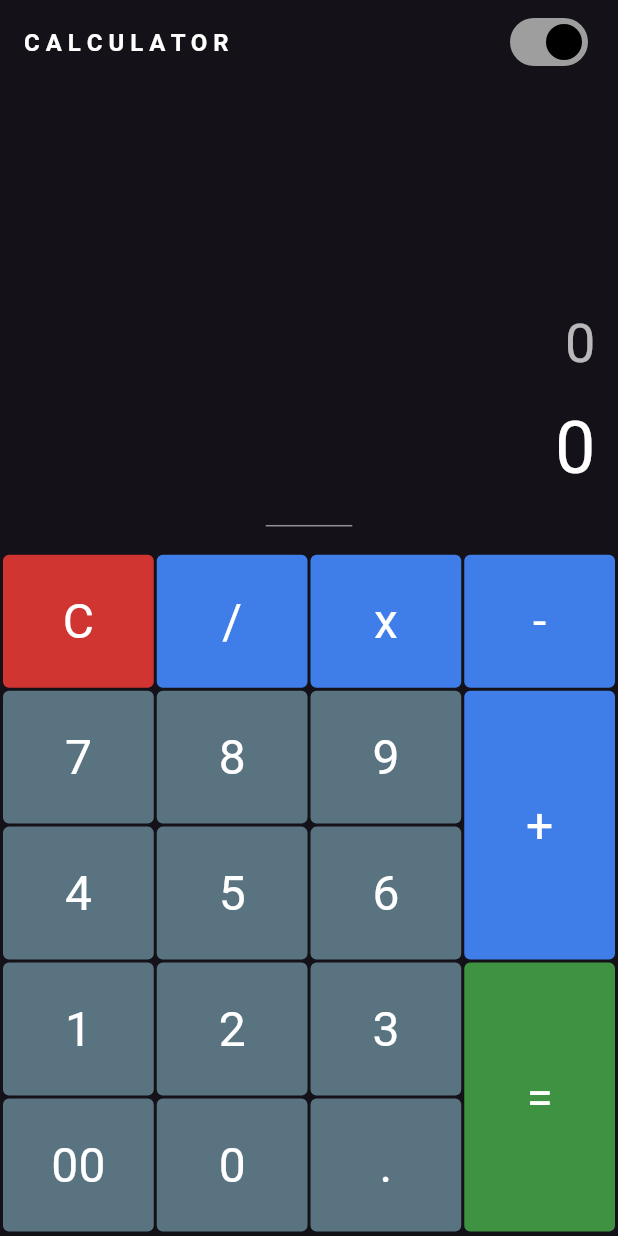
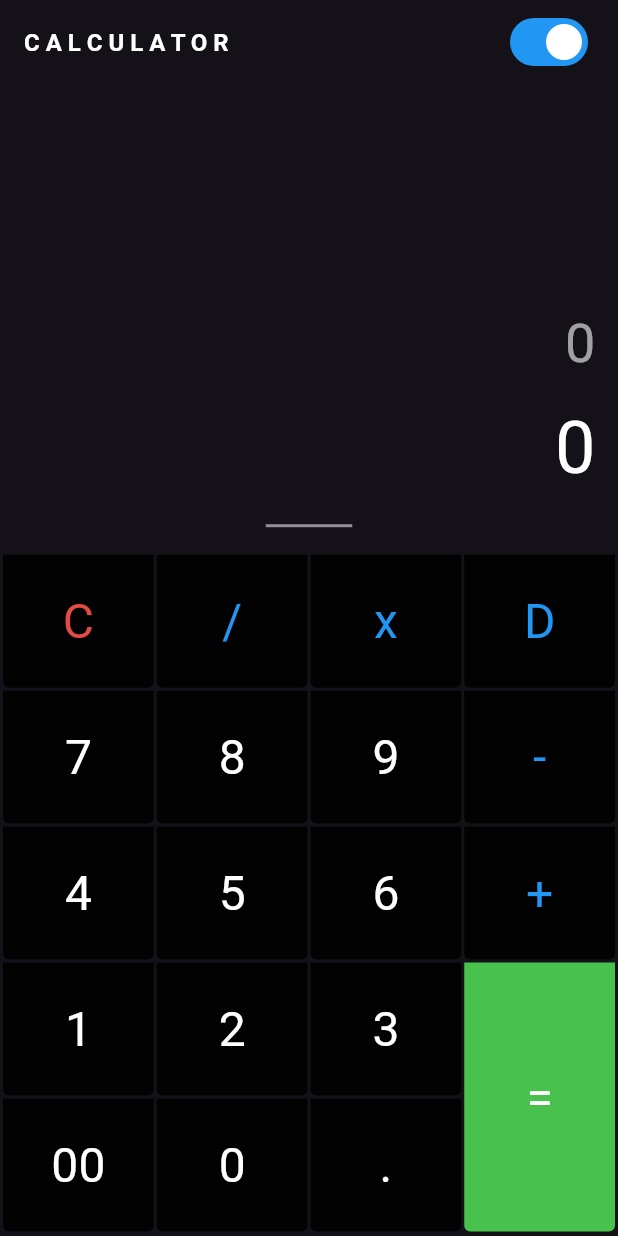
Before and after one commit to ChinepohDivine-f/calculator_, a Flutter app: the screen it shows after launch, on a phone screen of 412 x 824 dp. Run offline on Flutter 3.47's test engine with Material 3 defaults, Android fonts, the phone set to English and light mode, and no system bars.

Commit message:
made the colors cooler and aligment are pretty good for me

```diff
--- a/lib/components/seed_color.dart
+++ b/lib/components/seed_color.dart
@@ -1,4 +1,4 @@
 import 'package:flutter/material.dart';
 
 
-var seed = Colors.grey;
+var seed = Colors.blue;
--- a/lib/views/home_page.dart
+++ b/lib/views/home_page.dart
@@ -2,6 +2,7 @@ import 'package:calculator/components/holder.dart';
 import 'package:calculator/components/seed_color.dart';
 import 'package:flutter/cupertino.dart';
 import 'package:flutter/material.dart';
+import 'package:calculator/components/seed_color.dart';
 
 class CalculatorPage extends StatelessWidget {
   const CalculatorPage({super.key});
@@ -13,20 +14,28 @@ class CalculatorPage extends StatelessWidget {
     return Scaffold(
       backgroundColor: ThemeData.dark().scaffoldBackgroundColor,
       appBar: AppBar(
-        bottomOpacity: 5,
-        backgroundColor: ThemeData.dark().scaffoldBackgroundColor,
-          title: Row(mainAxisAlignment: MainAxisAlignment.spaceBetween, children: [
-        // IconButton(onPressed: () {print('dont touch me sir...');}, icon: Icon(Icons.menu_rounded, color: Colors.white),),
-        Text('C A L C U L A T O R',
-            style: TextStyle(fontWeight: FontWeight.bold, fontSize: 16, color: Colors.white)),
-            Switch(value: true, onChanged: (value) {},)
-      ])),
+          bottomOpacity: 5,
+          backgroundColor: ThemeData.dark().scaffoldBackgroundColor,
+          title:
+              Row(mainAxisAlignment: MainAxisAlignment.spaceBetween, children: [
+            // IconButton(onPressed: () {print('dont touch me sir...');}, icon: Icon(Icons.menu_rounded, color: Colors.white),),
+            Text('C A L C U L A T O R',
+                style: TextStyle(
+                    fontWeight: FontWeight.bold,
+                    fontSize: 16,
+                    color: Colors.white)),
+            Switch(
+              value: true,
+              onChanged: (value) {},
+            )
+          ])),
       // appBar: AppBar(title: SliverAppBar(title: Row(mainAxisAlignment: MainAxisAlignment.spaceBetween, children: [
       //    Text('C A L C U L A T O R',
       //       style: TextStyle(fontWeight: FontWeight.bold, fontSize: 16, color: Colors.white)),
       //       Switch(value: true, onChanged: (value) {},)]))),
       body: Column(
         children: [
+          // cupertino
           Expanded(
             flex: 8,
             child: ListView(
@@ -37,18 +46,21 @@ class CalculatorPage extends StatelessWidget {
                 Container(
                   alignment: Alignment.centerRight,
                   padding: EdgeInsets.fromLTRB(15, 10, 15, 0),
-                  child: Text('0', style: TextStyle(fontSize: 48, color: Colors.white)),
+                  child: Text('0',
+                      style: TextStyle(fontSize: 48, color: Colors.white)),
                 ),
                 Container(
                   alignment: Alignment.centerRight,
                   padding: EdgeInsets.fromLTRB(15, 10, 15, 0),
-                  child: Text('0', style: TextStyle(fontSize: 36, color: Colors.white70)),
+                  child: Text('0',
+                      style: TextStyle(fontSize: 36, color: Colors.white60)),
                 ),
               ],
             ),
           ),
           Expanded(
             child: Divider(
+              thickness: 2,
               indent: indent,
               endIndent: indent,
               color: ThemeData.dark().dividerColor,
@@ -58,7 +70,7 @@ class CalculatorPage extends StatelessWidget {
             alignment: Alignment.center,
             padding:
                 const EdgeInsets.only(bottom: 2, top: 1, right: 1, left: 1),
-            decoration:  BoxDecoration(
+            decoration: BoxDecoration(
                 color: ThemeData.dark().cardColor,
                 borderRadius: BorderRadius.only(
                   topLeft: Radius.circular(5),
@@ -68,91 +80,91 @@ class CalculatorPage extends StatelessWidget {
               mainAxisAlignment: MainAxisAlignment.center,
               children: [
                 Expanded(
-                    flex: 3,
+                    flex:3,
                     // width: MediaQuery.of(context).size.width * 0.75,
                     child: Table(
                       children: [
                         TableRow(children: [
                           CustomBtn(
-                            buttonColor: Colors.red.shade600,
+                            buttonColor: Color.fromARGB(255, 230, 74, 71),
                             buttonHeight: 1,
                             buttonText: 'C',
                           ),
                           CustomBtn(
-                            buttonColor: Colors.blueAccent,
+                            buttonColor: seed,
                             buttonHeight: 1,
                             buttonText: '/',
                           ),
                           CustomBtn(
-                            buttonColor: Colors.blueAccent,
+                            buttonColor: seed,
                             buttonHeight: 1,
                             buttonText: 'x',
                           ),
                         ]),
                         TableRow(children: [
                           CustomBtn(
-                            buttonColor: Colors.blueGrey,
+                            buttonColor: Colors.white,
                             buttonHeight: 1,
                             buttonText: '7',
                           ),
                           CustomBtn(
-                            buttonColor: Colors.blueGrey,
+                            buttonColor: Colors.white,
                             buttonHeight: 1,
                             buttonText: '8',
                           ),
                           CustomBtn(
-                            buttonColor: Colors.blueGrey,
+                            buttonColor: Colors.white,
                             buttonHeight: 1,
                             buttonText: '9',
                           ),
                         ]),
                         TableRow(children: [
                           CustomBtn(
-                            buttonColor: Colors.blueGrey,
+                            buttonColor: Colors.white,
                             buttonHeight: 1,
                             buttonText: '4',
                           ),
                           CustomBtn(
-                            buttonColor: Colors.blueGrey,
+                            buttonColor: Colors.white,
                             buttonHeight: 1,
                             buttonText: '5',
                           ),
                           CustomBtn(
-                            buttonColor: Colors.blueGrey,
+                            buttonColor: Colors.white,
                             buttonHeight: 1,
                             buttonText: '6',
                           ),
                         ]),
                         TableRow(children: [
                           CustomBtn(
-                            buttonColor: Colors.blueGrey,
+                            buttonColor: Colors.white,
                             buttonHeight: 1,
                             buttonText: '1',
                           ),
                           CustomBtn(
-                            buttonColor: Colors.blueGrey,
+                            buttonColor: Colors.white,
                             buttonHeight: 1,
                             buttonText: '2',
                           ),
                           CustomBtn(
-                            buttonColor: Colors.blueGrey,
+                            buttonColor: Colors.white,
                             buttonHeight: 1,
                             buttonText: '3',
                           ),
                         ]),
                         TableRow(children: [
                           CustomBtn(
-                            buttonColor: Colors.blueGrey,
+                            buttonColor: Colors.white,
                             buttonHeight: 1,
                             buttonText: '00',
                           ),
                           CustomBtn(
-                            buttonColor: Colors.blueGrey,
+                            buttonColor: Colors.white,
                             buttonHeight: 1,
                             buttonText: '0',
                           ),
                           CustomBtn(
-                            buttonColor: Colors.blueGrey,
+                            buttonColor: Colors.white,
                             buttonHeight: 1,
                             buttonText: '.',
                           ),
@@ -165,21 +177,29 @@ class CalculatorPage extends StatelessWidget {
                   children: [
                     TableRow(children: [
                       CustomBtn(
-                        buttonColor: Colors.blueAccent,
+                        buttonColor: seed,
+                        buttonHeight: 1,
+                        buttonText: 'D',
+                      ),
+                    ]),
+                    TableRow(children: [
+                      CustomBtn(
+                        buttonColor: seed,
                         buttonHeight: 1,
                         buttonText: '-',
                       ),
                     ]),
                     TableRow(children: [
                       CustomBtn(
-                        buttonColor: Colors.blueAccent,
-                        buttonHeight: 2,
+                        buttonColor: seed,
+                        // buttonHeight: 1,
                         buttonText: '+',
                       ),
                     ]),
-                    TableRow(children: [
+                    const TableRow(children: [
                       CustomBtn(
-                        buttonColor: Colors.green.shade600,
+                        buttonColor2: Color.fromARGB(255, 78, 212, 83),
+                        buttonColor: Colors.white,
                         buttonHeight: 2,
                         buttonText: '=',
                       ),
@@ -202,26 +222,42 @@ class CustomBtn extends StatelessWidget {
     this.buttonHeight = 1,
     this.buttonColor,
     this.isTapped = false,
+    this.buttonColor2 = Colors.transparent,
   });
   final String buttonText;
   final double buttonHeight;
   final Color? buttonColor;
+  final Color buttonColor2;
   final bool isTapped;
 
   @override
   Widget build(BuildContext context) {
     return GestureDetector(
+      behavior: HitTestBehavior.translucent,
       onTap: () {},
       child: Container(
           // padding: EdgeInsets.all(16),
+          // margin: EdgeInsets.all(3),
           alignment: Alignment.center,
           height: MediaQuery.of(context).size.height * 0.11 * buttonHeight,
           decoration: BoxDecoration(
-              color: isTapped ? ThemeData.dark().canvasColor.withOpacity(0.8) : buttonColor!.withOpacity(0.9),
-              borderRadius: BorderRadius.circular(5),
-              border: Border.all(width: 1, color: ThemeData.dark().backgroundColor)),
+              color: isTapped
+                  ? ThemeData.dark().canvasColor.withOpacity(0.8)
+                  : buttonColor2.withOpacity(0.9),
+              // borderRadius: BorderRadius.circular(5),
+              borderRadius: BorderRadius.only(
+                bottomLeft: Radius.circular(5),
+                bottomRight: Radius.circular(5),
+              ),
+              border: Border.all(
+                  width: 1, color: ThemeData.dark().backgroundColor)),
           child: Text(buttonText,
-              style: TextStyle(fontSize: 32, color: Colors.white,))),
+              style: TextStyle(
+                fontSize: 32,
+                color: isTapped
+                    ? ThemeData.dark().canvasColor.withOpacity(0.8)
+                    : buttonColor,
+              ))),
     );
   }
 }
--- a/lib/views/splash.dart
+++ b/lib/views/splash.dart
@@ -21,22 +21,22 @@ class _SplashPageState extends State<SplashPage> {
     initState() {
       super.initState();
     }
-    Color color1 = Colors.black87;
-    Color color2 = Colors.white;
+    Color color2 = Colors.black45;
+    Color color1 = Colors.white;
     bool isShadow = true;
 
-    // Timer(const Duration(seconds: 3), () {
+    Timer(const Duration(seconds: 3), () {
 
-    //   setState(() {
-    //      Color temp = color1;
-    //      color1 = color2;
-    //       color2 = temp;
-    //   isShadow = false;
-    //   });
+      setState(() {
+         Color temp = color1;
+         color1 = color2;
+          color2 = temp;
+      isShadow = false;
+      });
 
-    // });
+    });
     return Scaffold(
-        backgroundColor: ColorScheme.fromSeed(seedColor: seed).background,
+        backgroundColor: color2,
         body: Center(
           child: Column(
             mainAxisAlignment: MainAxisAlignment.spaceAround,
@@ -51,8 +51,9 @@ class _SplashPageState extends State<SplashPage> {
                   Text(
                     "Calculator",
                     style: TextStyle(
+                      fontSize: 16,
                         color:
-                            ColorScheme.fromSeed(seedColor: seed).onBackground),
+                            color1),
                   ),
                 ],
               ),
@@ -96,7 +97,7 @@ class _SplashPageState extends State<SplashPage> {
           "=",
           style: TextStyle(
               fontSize: 65,
-              color: Color2),
+              color: Colors.blueAccent),
         )));
   }
 }
```
Also changed, not shown: 1 other file.
